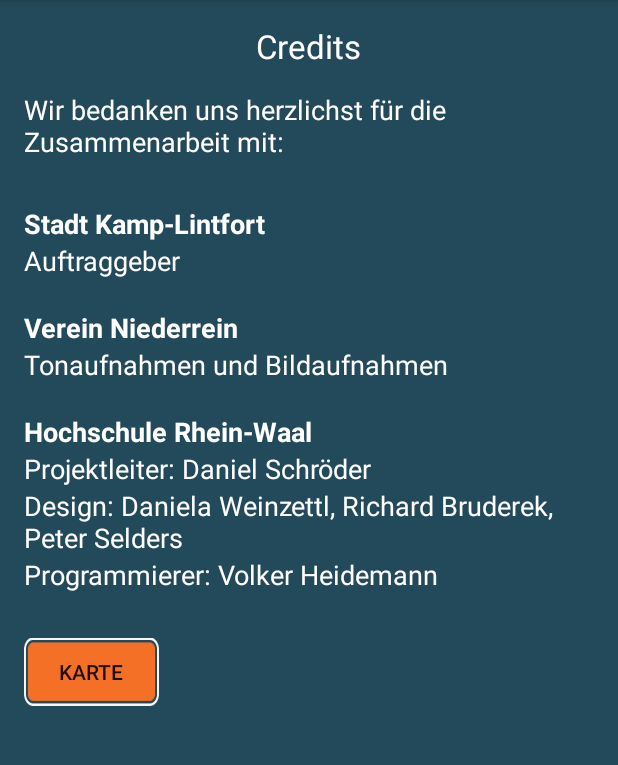
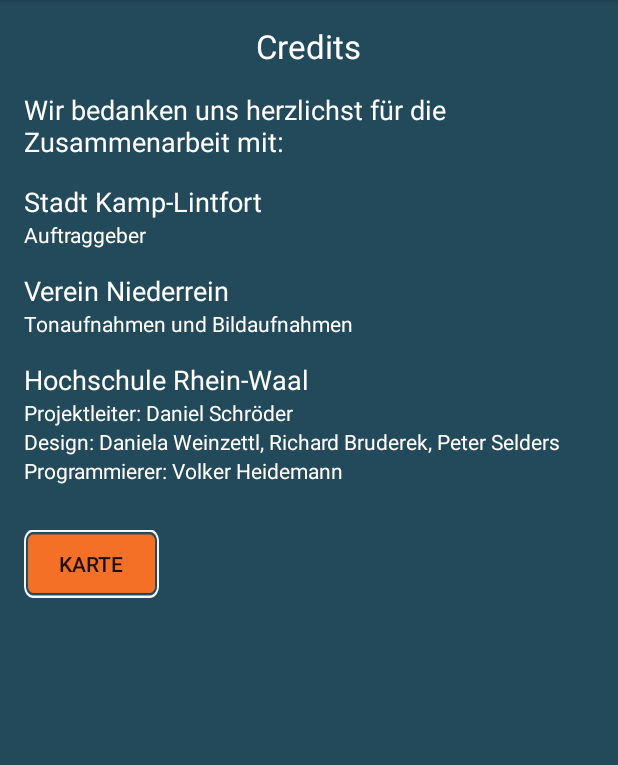
Before and after one commit to Volker89/KaLiTour, an Android app: the CreditsActivity screen opened directly, with no data from a screen before it, on a phone screen of 412 x 824 dp, the part 84-849 px from its top. Run offline under Robolectric (Android 15) with nearby library versions, the phone set to English and light mode, and no system bars.

Commit message:
Credits finalisiert

```diff
--- a/app/src/main/res/layout/activity_credits.xml
+++ b/app/src/main/res/layout/activity_credits.xml
@@ -36,19 +36,18 @@
         android:layout_width="wrap_content"
         android:layout_height="wrap_content"
         android:textAppearance="?android:attr/textAppearanceMedium"
-        android:textStyle="bold"
         android:text="Stadt Kamp-Lintfort"
         android:id="@+id/textView10"
         android:textColor="@color/text_color"
         android:layout_below="@+id/textView7"
         android:layout_alignParentLeft="true"
         android:layout_alignParentStart="true"
-        android:layout_marginTop="30dp" />
+        android:layout_marginTop="15dp" />
 
     <TextView
         android:layout_width="wrap_content"
         android:layout_height="wrap_content"
-        android:textAppearance="?android:attr/textAppearanceMedium"
+        android:textAppearance="?android:attr/textAppearanceSmall"
         android:text="Auftraggeber"
         android:id="@+id/textView17"
         android:textColor="@color/text_color"
@@ -60,19 +59,18 @@
         android:layout_width="wrap_content"
         android:layout_height="wrap_content"
         android:textAppearance="?android:attr/textAppearanceMedium"
-        android:textStyle="bold"
         android:text="Verein Niederrein"
         android:id="@+id/textView11"
         android:textColor="@color/text_color"
         android:layout_below="@+id/textView17"
         android:layout_alignParentLeft="true"
         android:layout_alignParentStart="true"
-        android:layout_marginTop="20dp" />
+        android:layout_marginTop="15dp" />
 
     <TextView
         android:layout_width="wrap_content"
         android:layout_height="wrap_content"
-        android:textAppearance="?android:attr/textAppearanceMedium"
+        android:textAppearance="?android:attr/textAppearanceSmall"
         android:text="Tonaufnahmen und Bildaufnahmen"
         android:id="@+id/textView12"
         android:textColor="@color/text_color"
@@ -84,19 +82,18 @@
         android:layout_width="wrap_content"
         android:layout_height="wrap_content"
         android:textAppearance="?android:attr/textAppearanceMedium"
-        android:textStyle="bold"
         android:text="Hochschule Rhein-Waal"
         android:id="@+id/textView13"
         android:textColor="@color/text_color"
         android:layout_below="@+id/textView12"
         android:layout_alignParentLeft="true"
         android:layout_alignParentStart="true"
-        android:layout_marginTop="20dp" />
+        android:layout_marginTop="15dp" />
 
     <TextView
         android:layout_width="wrap_content"
         android:layout_height="wrap_content"
-        android:textAppearance="?android:attr/textAppearanceMedium"
+        android:textAppearance="?android:attr/textAppearanceSmall"
         android:text="Projektleiter: Daniel Schröder"
         android:id="@+id/textView14"
         android:textColor="@color/text_color"
@@ -107,7 +104,7 @@
     <TextView
         android:layout_width="wrap_content"
         android:layout_height="wrap_content"
-        android:textAppearance="?android:attr/textAppearanceMedium"
+        android:textAppearance="?android:attr/textAppearanceSmall"
         android:text="Design: Daniela Weinzettl, Richard Bruderek, Peter Selders"
         android:id="@+id/textView15"
         android:textColor="@color/text_color"
@@ -118,7 +115,7 @@
     <TextView
         android:layout_width="wrap_content"
         android:layout_height="wrap_content"
-        android:textAppearance="?android:attr/textAppearanceMedium"
+        android:textAppearance="?android:attr/textAppearanceSmall"
         android:text="Programmierer: Volker Heidemann"
         android:id="@+id/textView16"
         android:textColor="@color/text_color"
```
